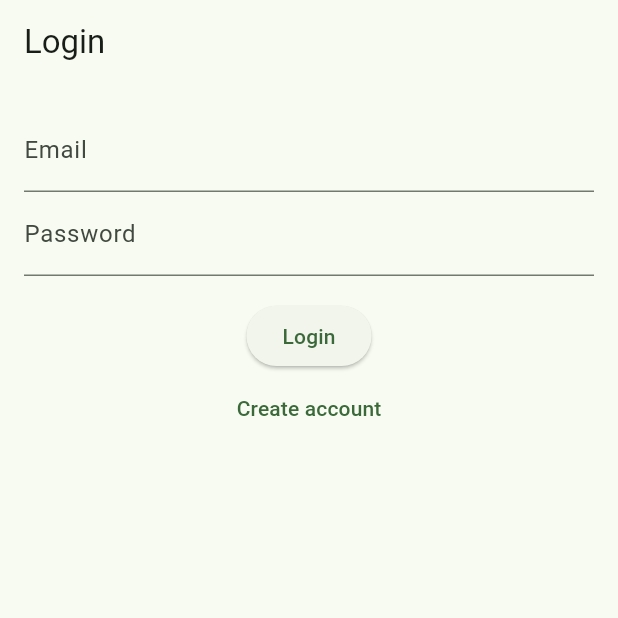
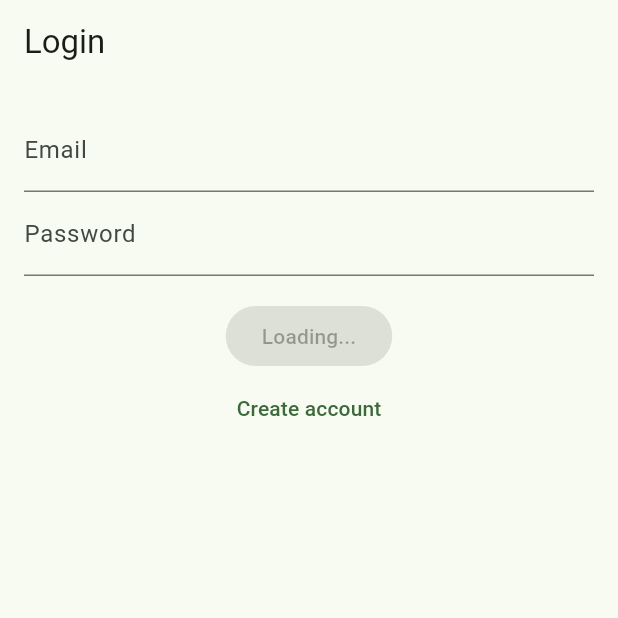
Before and after one commit to zilvis565-dev/calorie-ai-app, a Flutter app: the screen it shows after launch, after a tap on "Login", on a phone screen of 412 x 824 dp, the top half of it. Run offline on Flutter 3.47's test engine with Material 3 defaults, Android fonts, the light colour scheme and no system bars; our stand-ins replace shared_preferences; accounts and stored records are empty; network calls fail.

Commit message:
Add token storage, splash auto-login, logout, food search UI, and better rule-based parser

```diff
--- a/frontend/lib/src/api_client.dart
+++ b/frontend/lib/src/api_client.dart
@@ -1,6 +1,7 @@
 import 'dart:convert';
 
 import 'package:http/http.dart' as http;
+import 'package:shared_preferences/shared_preferences.dart';
 
 import 'api_config.dart';
 
@@ -15,13 +16,36 @@ class ApiClient {
     return base;
   }
 
+  Future<void> loadToken() async {
+    final prefs = await SharedPreferences.getInstance();
+    token = prefs.getString('auth_token');
+  }
+
+  Future<void> saveToken(String value) async {
+    final prefs = await SharedPreferences.getInstance();
+    token = value;
+    await prefs.setString('auth_token', value);
+  }
+
+  Future<void> clearToken() async {
+    final prefs = await SharedPreferences.getInstance();
+    token = null;
+    await prefs.remove('auth_token');
+  }
+
+  bool get isLoggedIn => token != null && token!.isNotEmpty;
+
   Future<Map<String, dynamic>> login(String email, String password) async {
     final response = await http.post(
       Uri.parse('${ApiConfig.baseUrl}/api/auth/login'),
       headers: {'Content-Type': 'application/json'},
       body: jsonEncode({'email': email, 'password': password}),
     );
-    return jsonDecode(response.body) as Map<String, dynamic>;
+    final data = jsonDecode(response.body) as Map<String, dynamic>;
+    if (data['access_token'] != null) {
+      await saveToken(data['access_token'] as String);
+    }
+    return data;
   }
 
   Future<Map<String, dynamic>> register(String email, String password, String name) async {
@@ -53,6 +77,14 @@ class ApiClient {
   Future<List<dynamic>> getFoods() async {
     final response = await http.get(
       Uri.parse('${ApiConfig.baseUrl}/api/foods'),
+      headers: headers,
+    );
+    return jsonDecode(response.body) as List<dynamic>;
+  }
+
+  Future<List<dynamic>> searchFoods(String query) async {
+    final response = await http.get(
+      Uri.parse('${ApiConfig.baseUrl}/api/foods/search?q=$query'),
       headers: headers,
     );
     return jsonDecode(response.body) as List<dynamic>;
--- a/frontend/lib/src/app.dart
+++ b/frontend/lib/src/app.dart
@@ -6,6 +6,7 @@ import 'pages/login_page.dart';
 import 'pages/profile_page.dart';
 import 'pages/register_page.dart';
 import 'pages/parse_meal_page.dart';
+import 'pages/splash_page.dart';
 
 class CalorieAiApp extends StatelessWidget {
   const CalorieAiApp({super.key});
@@ -18,8 +19,9 @@ class CalorieAiApp extends StatelessWidget {
         colorScheme: ColorScheme.fromSeed(seedColor: Colors.green),
         useMaterial3: true,
       ),
-      initialRoute: '/login',
+      initialRoute: '/splash',
       routes: {
+        '/splash': (_) => const SplashPage(),
         '/login': (_) => const LoginPage(),
         '/register': (_) => const RegisterPage(),
         '/dashboard': (_) => const DashboardPage(),
--- a/frontend/lib/src/pages/login_page.dart
+++ b/frontend/lib/src/pages/login_page.dart
@@ -13,18 +13,25 @@ class _LoginPageState extends State<LoginPage> {
   final emailController = TextEditingController();
   final passwordController = TextEditingController();
   String? error;
+  bool loading = false;
 
   Future<void> submit() async {
+    setState(() {
+      loading = true;
+      error = null;
+    });
     final result = await apiClient.login(
       emailController.text,
       passwordController.text,
     );
     if (result['access_token'] != null) {
-      apiClient.token = result['access_token'] as String;
       if (!mounted) return;
       Navigator.pushReplacementNamed(context, '/dashboard');
     } else {
-      setState(() => error = 'Login failed');
+      setState(() => error = result['detail']?.toString() ?? 'Login failed');
+    }
+    if (mounted) {
+      setState(() => loading = false);
     }
   }
 
@@ -39,7 +46,7 @@ class _LoginPageState extends State<LoginPage> {
             TextField(controller: emailController, decoration: const InputDecoration(labelText: 'Email')),
             TextField(controller: passwordController, decoration: const InputDecoration(labelText: 'Password'), obscureText: true),
             const SizedBox(height: 16),
-            ElevatedButton(onPressed: submit, child: const Text('Login')),
+            ElevatedButton(onPressed: loading ? null : submit, child: Text(loading ? 'Loading...' : 'Login')),
             TextButton(
               onPressed: () => Navigator.pushNamed(context, '/register'),
               child: const Text('Create account'),
--- /dev/null
+++ b/frontend/lib/src/pages/splash_page.dart
@@ -0,0 +1,34 @@
+import 'package:flutter/material.dart';
+
+import '../api_client.dart';
+
+class SplashPage extends StatefulWidget {
+  const SplashPage({super.key});
+
+  @override
+  State<SplashPage> createState() => _SplashPageState();
+}
+
+class _SplashPageState extends State<SplashPage> {
+  @override
+  void initState() {
+    super.initState();
+    bootstrap();
+  }
+
+  Future<void> bootstrap() async {
+    await apiClient.loadToken();
+    if (!mounted) return;
+    Navigator.pushReplacementNamed(
+      context,
+      apiClient.isLoggedIn ? '/dashboard' : '/login',
+    );
+  }
+
+  @override
+  Widget build(BuildContext context) {
+    return const Scaffold(
+      body: Center(child: CircularProgressIndicator()),
+    );
+  }
+}
--- a/frontend/pubspec.yaml
+++ b/frontend/pubspec.yaml
@@ -13,6 +13,7 @@ dependencies:
   flutter:
     sdk: flutter
   http: ^1.2.2
+  shared_preferences: ^2.3.2
 
 flutter:
   uses-material-design: true
```
Also changed, not shown: frontend/lib/src/pages/foods_page.dart (+38 -1 lines), frontend/lib/src/pages/profile_page.dart (+8 -0 lines), 2 other files.
